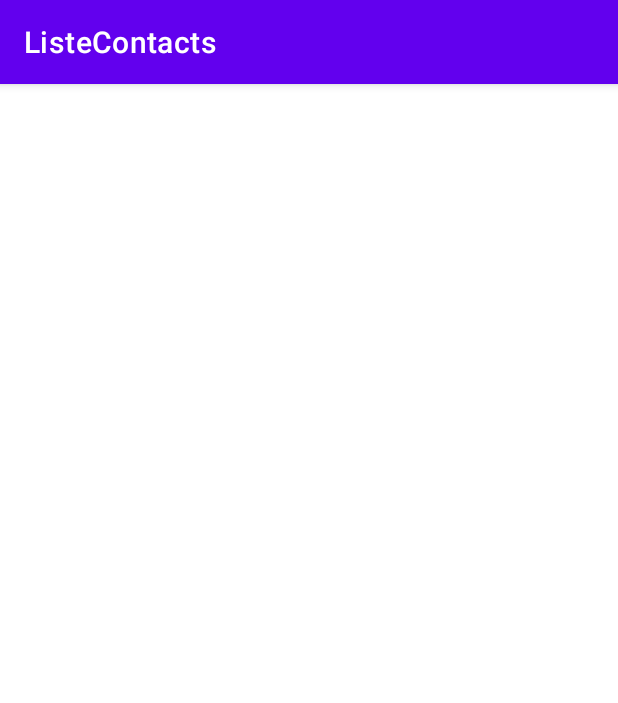
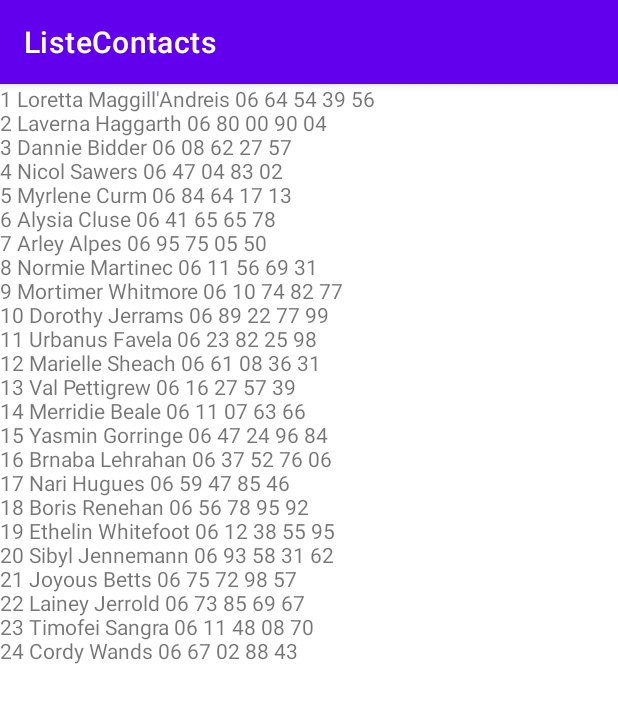
Before and after one commit to kerware/ListeContacts, an Android app: the screen it shows after launch (MainActivity), on a phone screen of 412 x 824 dp. Shown: the top 703 px of the screen. Run offline under Robolectric (Android 15) with nearby library versions, the phone set to English and light mode, and no system bars.

Commit message:
Ajout de la mise à jour du champ ListeContacts dans l'IHM

```diff
--- a/app/src/main/java/fr/caensup/lsts/listecontacts/MainActivity.java
+++ b/app/src/main/java/fr/caensup/lsts/listecontacts/MainActivity.java
@@ -6,6 +6,7 @@ import android.content.ContentValues;
 import android.database.Cursor;
 import android.database.sqlite.SQLiteDatabase;
 import android.database.sqlite.SQLiteException;
+import android.database.sqlite.SQLiteOpenHelper;
 import android.os.Bundle;
 import android.widget.TextView;
 
@@ -26,7 +27,11 @@ public class MainActivity extends AppCompatActivity {
 
         initDatabase();
         createContacts();
+
+        tvContacts.setText( getContactsAsString() );
     }
+
+
 
     private String getContactsAsString() {
         String[] ALL = new String[]{
@@ -89,6 +94,15 @@ public class MainActivity extends AppCompatActivity {
 
     }
 
+
+
+
+
+        // Mettre à jour le champ sur l'IHM
+
+
+
+
     private List<String> getData() {
 
         return Arrays.asList(new String[]{
```
